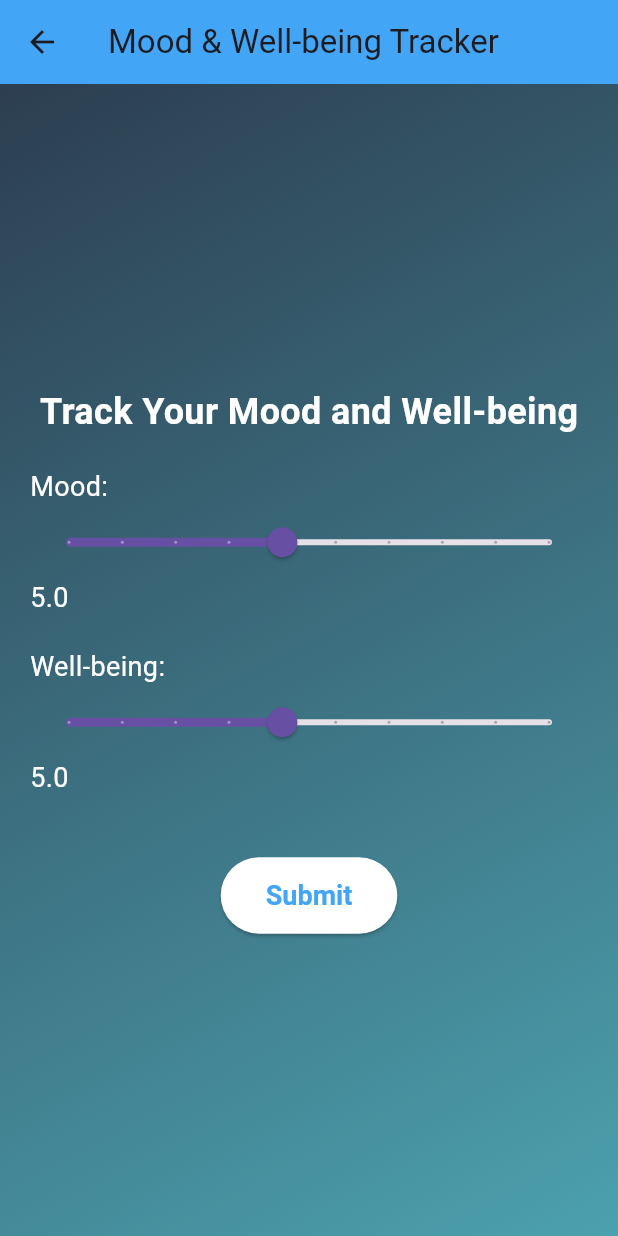
After one commit to piyara99/testapp1, a Flutter app: the MoodTrackingPage screen opened directly, on a phone screen of 412 x 824 dp. The commit adds this screen. Run offline on Flutter 3.47's test engine with Material 3 defaults, Android fonts, the light colour scheme and no system bars.

Commit message:
added tasks and mood tracking

```diff
--- /dev/null
+++ b/lib/mood_tracking.dart
@@ -0,0 +1,143 @@
+import 'package:flutter/material.dart';
+
+class MoodTrackingPage extends StatefulWidget {
+  const MoodTrackingPage({super.key});
+
+  @override
+  _MoodTrackingPageState createState() => _MoodTrackingPageState();
+}
+
+class _MoodTrackingPageState extends State<MoodTrackingPage> {
+  double _moodScore = 5.0;
+  double _wellBeingScore = 5.0;
+
+  @override
+  Widget build(BuildContext context) {
+    return Scaffold(
+      appBar: AppBar(
+        title: const Text('Mood & Well-being Tracker'),
+        backgroundColor: Colors.blue[400],
+      ),
+      body: Container(
+        decoration: const BoxDecoration(
+          gradient: LinearGradient(
+            colors: [
+              Color(0xFF2C3E50), // A darker relaxing blue
+              Color(0xFF4CA1AF), // A lighter shade of blue
+            ],
+            begin: Alignment.topLeft,
+            end: Alignment.bottomRight,
+          ),
+        ),
+        child: SafeArea(
+          child: Center(
+            child: Column(
+              mainAxisAlignment: MainAxisAlignment.center,
+              children: [
+                const Text(
+                  "Track Your Mood and Well-being",
+                  style: TextStyle(
+                    color: Colors.white,
+                    fontSize: 24,
+                    fontWeight: FontWeight.bold,
+                  ),
+                ),
+                const SizedBox(height: 20),
+                // Mood Slider
+                Padding(
+                  padding: const EdgeInsets.symmetric(horizontal: 20.0),
+                  child: Column(
+                    crossAxisAlignment: CrossAxisAlignment.start,
+                    children: [
+                      const Text(
+                        "Mood:",
+                        style: TextStyle(color: Colors.white, fontSize: 18),
+                      ),
+                      Slider(
+                        value: _moodScore,
+                        min: 1.0,
+                        max: 10.0,
+                        divisions: 9,
+                        label: _moodScore.toStringAsFixed(1),
+                        onChanged: (double value) {
+                          setState(() {
+                            _moodScore = value;
+                          });
+                        },
+                      ),
+                      Text(
+                        _moodScore.toStringAsFixed(1),
+                        style: const TextStyle(
+                          color: Colors.white,
+                          fontSize: 18,
+                        ),
+                      ),
+                    ],
+                  ),
+                ),
+                const SizedBox(height: 20),
+                // Well-being Slider
+                Padding(
+                  padding: const EdgeInsets.symmetric(horizontal: 20.0),
+                  child: Column(
+                    crossAxisAlignment: CrossAxisAlignment.start,
+                    children: [
+                      const Text(
+                        "Well-being:",
+                        style: TextStyle(color: Colors.white, fontSize: 18),
+                      ),
+                      Slider(
+                        value: _wellBeingScore,
+                        min: 1.0,
+                        max: 10.0,
+                        divisions: 9,
+                        label: _wellBeingScore.toStringAsFixed(1),
+                        onChanged: (double value) {
+                          setState(() {
+                            _wellBeingScore = value;
+                          });
+                        },
+                      ),
+                      Text(
+                        _wellBeingScore.toStringAsFixed(1),
+                        style: const TextStyle(
+                          color: Colors.white,
+                          fontSize: 18,
+                        ),
+                      ),
+                    ],
+                  ),
+                ),
+                const SizedBox(height: 40),
+                // Submit Button
+                ElevatedButton(
+                  onPressed: () {
+                    // Logic to save or submit the mood data
+                    ScaffoldMessenger.of(context).showSnackBar(
+                      const SnackBar(
+                        content: Text('Mood and Well-being Recorded!'),
+                      ),
+                    );
+                  },
+                  style: ElevatedButton.styleFrom(
+                    foregroundColor: Colors.blue[400],
+                    backgroundColor: Colors.white,
+                    padding: const EdgeInsets.symmetric(
+                      horizontal: 30,
+                      vertical: 15,
+                    ),
+                    textStyle: const TextStyle(
+                      fontSize: 18,
+                      fontWeight: FontWeight.bold,
+                    ),
+                  ),
+                  child: const Text('Submit'),
+                ),
+              ],
+            ),
+          ),
+        ),
+      ),
+    );
+  }
+}
```
Also changed, not shown: lib/caregiver_dashboard.dart (+33 -3 lines), lib/signin.dart (added, +195 -0 lines), lib/task_management.dart (added, +81 -0 lines).
